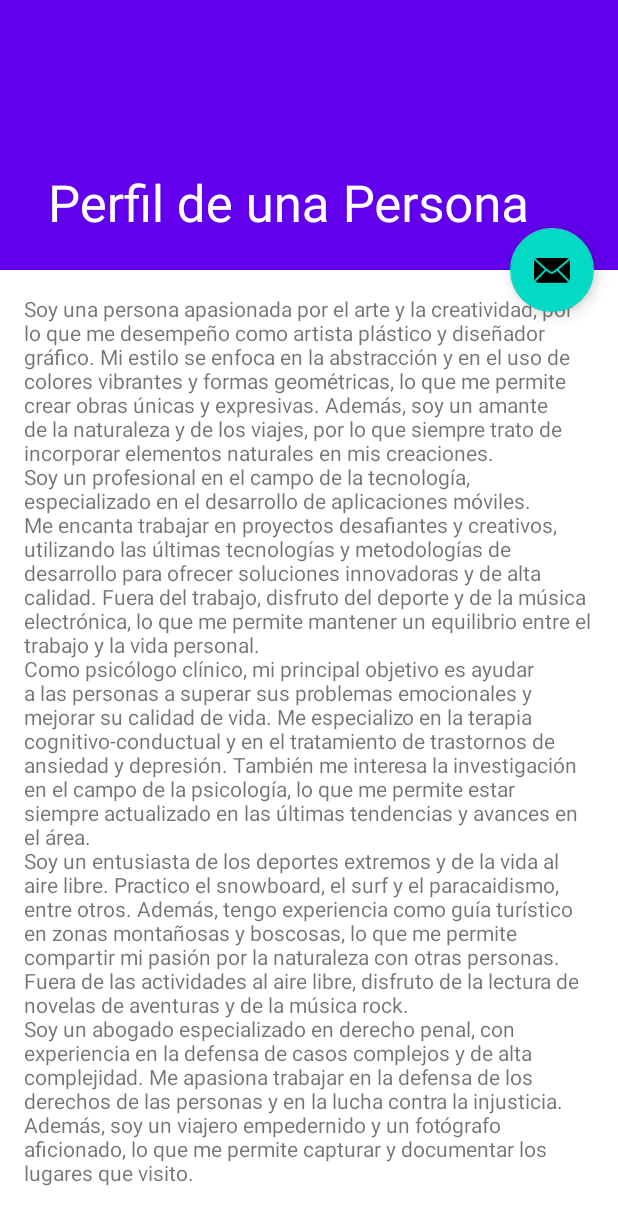
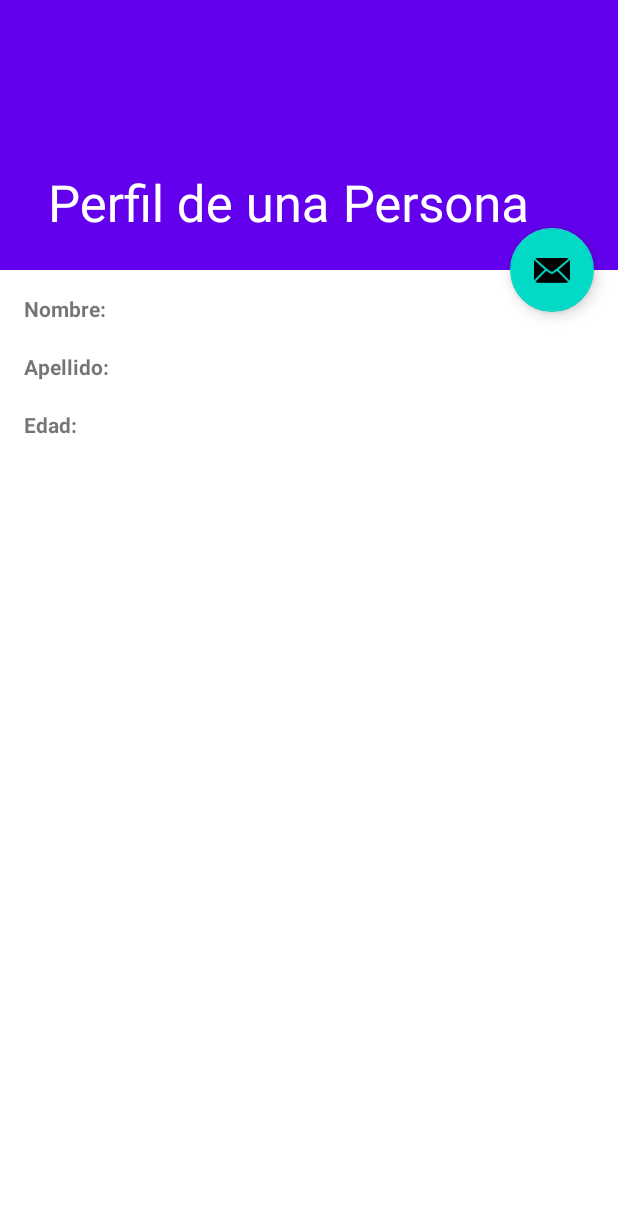
Before and after one commit to RGM73/LunarZapProyecto, an Android app: the Perfil screen opened directly, with no data from a screen before it, on a phone screen of 412 x 824 dp. Shown: the top 1225 px of the screen. Run offline under Robolectric (Android 15) with nearby library versions, the phone set to English and light mode, and no system bars; libraries missing offline, so code that uses them is left out: com.firebase.ui; network calls fail; 1 statement that could not run was skipped.

Commit message:
22/5/2023

```diff
--- a/app/build.gradle
+++ b/app/build.gradle
@@ -6,7 +6,9 @@ plugins {
 android {
     namespace 'com.example.myapplication'
     compileSdk 33
-
+    dataBinding {
+        enabled = true
+    }
     defaultConfig {
         applicationId "com.example.myapplication"
         minSdk 28
--- a/app/src/main/res/layout/content_scrolling.xml
+++ b/app/src/main/res/layout/content_scrolling.xml
@@ -9,10 +9,45 @@
     android:layout_height="match_parent"
     tools:context=".Perfil">
 
-    <TextView
-        android:layout_width="wrap_content"
+    <LinearLayout
+        android:layout_width="match_parent"
         android:layout_height="wrap_content"
-        android:layout_margin="@dimen/text_margin"
-        android:text="@string/large_text" />
+        android:orientation="vertical"
+        android:padding="@dimen/text_margin">
+
+        <TextView
+            android:layout_width="wrap_content"
+            android:layout_height="wrap_content"
+            android:text="Nombre: "
+            android:textStyle="bold" />
+
+        <TextView
+            android:id="@+id/nombre_text"
+            android:layout_width="wrap_content"
+            android:layout_height="wrap_content" />
+
+        <TextView
+            android:layout_width="wrap_content"
+            android:layout_height="wrap_content"
+            android:text="Apellido: "
+            android:textStyle="bold" />
+
+        <TextView
+            android:id="@+id/apellido_text"
+            android:layout_width="wrap_content"
+            android:layout_height="wrap_content" />
+
+        <TextView
+            android:layout_width="wrap_content"
+            android:layout_height="wrap_content"
+            android:text="Edad: "
+            android:textStyle="bold" />
+
+        <TextView
+            android:id="@+id/edad_text"
+            android:layout_width="wrap_content"
+            android:layout_height="wrap_content" />
+
+    </LinearLayout>
 
 </androidx.core.widget.NestedScrollView>
--- a/app/src/main/res/layout/search.xml
+++ b/app/src/main/res/layout/search.xml
@@ -6,8 +6,8 @@
 
     <ImageView
         android:id="@+id/avatar_image"
-        android:layout_width="50dp"
-        android:layout_height="50dp"
+        android:layout_width="25dp"
+        android:layout_height="25dp"
         android:src="@drawable/profile"
         app:layout_constraintTop_toTopOf="parent"
         app:layout_constraintStart_toStartOf="parent"
@@ -21,7 +21,7 @@
         android:layout_height="wrap_content"
         android:text="Usuario"
         android:textColor="@color/black"
-        android:textSize="32sp"
+        android:textSize="22sp"
         app:layout_constraintTop_toTopOf="parent"
         app:layout_constraintStart_toEndOf="@id/avatar_image"
         app:layout_constraintEnd_toEndOf="parent"
```
Also changed, not shown: app/src/main/java/com/example/myapplication/AdaptadorPerfil.java (+16 -1 lines), app/src/main/java/com/example/myapplication/Perfil_Fragment.java (added, +43 -0 lines), app/src/main/java/com/example/myapplication/Search.java (+32 -9 lines), app/src/main/res/layout/fragment_perfil_.xml (added, +62 -0 lines).
